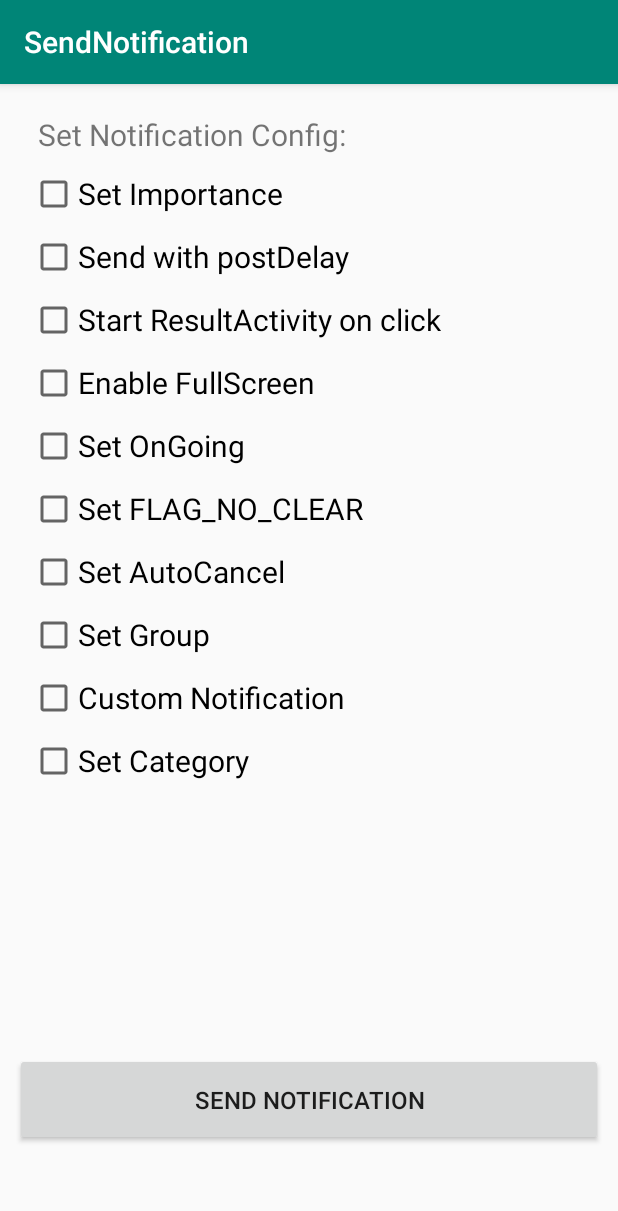
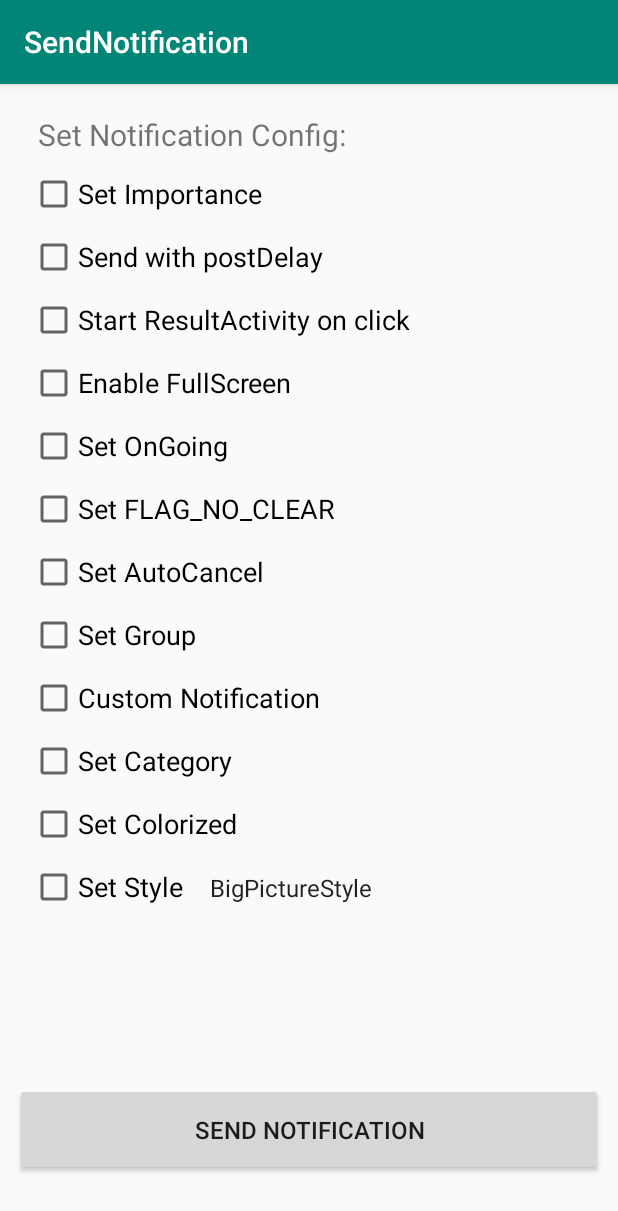
Before and after one commit to layonmartins/SendNotification, an Android app: the screen it shows after launch (MainActivity), on a phone screen of 412 x 824 dp. Shown: the top 1211 px of the screen. Run offline under Robolectric (Android 15) with nearby library versions, the phone set to English and light mode, and no system bars.

Commit message:
set the style of the notification setp 1

```diff
--- a/app/src/main/java/com/layon/android/sendnotification/MainActivity.java
+++ b/app/src/main/java/com/layon/android/sendnotification/MainActivity.java
@@ -10,6 +10,7 @@ import android.app.NotificationManager;
 import android.app.PendingIntent;
 import android.app.TaskStackBuilder;
 import android.content.Intent;
+import android.graphics.Color;
 import android.os.Build;
 import android.os.Bundle;
 import android.os.Handler;
@@ -21,6 +22,7 @@ import android.widget.RemoteViews;
 import android.widget.Spinner;
 import android.widget.TextView;
 import android.widget.Toast;
+import android.graphics.BitmapFactory;
 
 public class MainActivity extends AppCompatActivity {
 
@@ -43,12 +45,17 @@ public class MainActivity extends AppCompatActivity {
     CheckBox checkBox_custom;
     CheckBox checkBox_category;
     Spinner spinner_category;
+    CheckBox checkBox_colorized;
+    Spinner spinner_style;
+    CheckBox checkBox_style;
 
 
     @Override
     protected void onCreate(Bundle savedInstanceState) {
         super.onCreate(savedInstanceState);
         setContentView(R.layout.activity_main);
+
+        // TODO is to large list, create list like a RecycleView.
 
         // get Notification configs references
         checkBox_postDelayed = (CheckBox) findViewById(R.id.checkBox_postDelay);
@@ -65,6 +72,11 @@ public class MainActivity extends AppCompatActivity {
         checkBox_custom = (CheckBox) findViewById(R.id.checkBox_custom);
         checkBox_category = (CheckBox) findViewById(R.id.checkBox_category);
         spinner_category = (Spinner) findViewById(R.id.spinner_category);
+        checkBox_colorized = (CheckBox) findViewById(R.id.checkBox_colorized);
+        checkBox_style = (CheckBox) findViewById(R.id.checkBox_style);
+        spinner_style = (Spinner) findViewById(R.id.spinner_style);
+
+        // TODO continue here the style customization
 
         // set spinner_importance adapter
         ArrayAdapter<CharSequence> adapterImportance = ArrayAdapter.createFromResource(this,
@@ -86,6 +98,13 @@ public class MainActivity extends AppCompatActivity {
         adapterCategory.setDropDownViewResource(android.R.layout.simple_spinner_dropdown_item);
         spinner_category.setAdapter(adapterCategory);
         spinner_category.setSelection(1);
+
+        // set spinner_style adapter
+        ArrayAdapter<CharSequence> adapterStyle = ArrayAdapter.createFromResource(this,
+                R.array.style_array, android.R.layout.simple_dropdown_item_1line);
+        adapterStyle.setDropDownViewResource(android.R.layout.simple_spinner_dropdown_item);
+        spinner_style.setAdapter(adapterStyle);
+        spinner_style.setSelection(1);
 
     }
 
@@ -124,6 +143,7 @@ public class MainActivity extends AppCompatActivity {
         }
     }
 
+    // get the String Category of the notification
     public String getCategory(CharSequence importance) {
         switch (importance.toString()){
             case "call":
@@ -145,6 +165,20 @@ public class MainActivity extends AppCompatActivity {
             default:
                 return "notification";
         }
+    }
+
+    // get the style of the notification return the correct class.
+    public NotificationCompat.Style getStyle(CharSequence style) {
+        switch (style.toString()) {
+            case "BigTextStyle":
+                return new NotificationCompat.BigTextStyle().bigText(getString(R.string.notifi_text));
+            case "BigPictureStyle":
+                return new NotificationCompat.BigPictureStyle().bigPicture(BitmapFactory.decodeResource(getResources(), R.drawable.bigcat));
+            case "DecoratedCustomViewStyle":
+                return new NotificationCompat.DecoratedCustomViewStyle(); // It doesn't work wihtou set the custom Content View
+            // TODO finished the other styles of notifications...
+        }
+        return null;
     }
 
     //TODO disable landscape mode
@@ -181,6 +215,16 @@ public class MainActivity extends AppCompatActivity {
 
     }
 
+    //show the style spinner
+    public void onCheckBoxStyleClicked(View v){
+        if(checkBox_style.isChecked()){
+            spinner_style.setVisibility(View.VISIBLE);
+        } else {
+            spinner_style.setVisibility(View.GONE);
+        }
+
+    }
+
     //TODO refactoring...
     public void sendNotification(View v) {
 
@@ -195,11 +239,27 @@ public class MainActivity extends AppCompatActivity {
                 .setContentText(getString(R.string.notifi_text))
                 .setStyle(new NotificationCompat.BigTextStyle().bigText(getString(R.string.notifi_text)));
 
+
+        // TODO create a check box with a Spinner to chose the notificaiton style
+        // Doing
+
         // set category
         if(checkBox_category.isChecked()){
             builder.setCategory(getCategory(spinner_category.getSelectedItem().toString()));
         }
 
+        // set style
+        if(checkBox_style.isChecked()) {
+            builder.setStyle(getStyle(spinner_style.getSelectedItem().toString()));
+        }
+
+
+        // set colorized
+        if(checkBox_colorized.isChecked()) {
+            Log.d("layonf", "colorized");
+            builder.setColorized(true);
+            builder.setColor(Color.BLUE);
+        }
 
         if(checkBox_group.isChecked()) {
             //builder.setGroup(GROUP_KEY_WORK_EMAIL);
--- a/app/src/main/res/layout/activity_main.xml
+++ b/app/src/main/res/layout/activity_main.xml
@@ -187,6 +187,42 @@
 
     </Spinner>
 
+    <CheckBox
+        android:id="@+id/checkBox_colorized"
+        android:layout_width="wrap_content"
+        android:layout_height="wrap_content"
+        android:textSize="@dimen/config_text"
+        android:text="Set Colorized"
+        android:layout_marginTop="@dimen/margin_checkboxs"
+        app:layout_constraintStart_toStartOf="@id/checkBox_category"
+        app:layout_constraintTop_toBottomOf="@id/checkBox_category">
+    </CheckBox>
+
+    <CheckBox
+        android:id="@+id/checkBox_style"
+        android:layout_width="wrap_content"
+        android:layout_height="wrap_content"
+        android:textSize="@dimen/config_text"
+        android:text="Set Style"
+        android:onClick="onCheckBoxStyleClicked"
+        android:layout_marginTop="@dimen/margin_checkboxs"
+        app:layout_constraintStart_toStartOf="@id/checkBox_StartActivity"
+        app:layout_constraintTop_toBottomOf="@id/checkBox_colorized">
+    </CheckBox>
+
+    <Spinner
+        android:id="@+id/spinner_style"
+        android:layout_width="wrap_content"
+        android:layout_height="wrap_content"
+        android:layout_marginStart="10dp"
+        android:visibility="visible"
+        app:layout_constraintBaseline_toBaselineOf="@id/checkBox_style"
+        app:layout_constraintHorizontal_bias="0.0"
+        app:layout_constraintStart_toEndOf="@+id/checkBox_style"
+        app:layout_constraintEnd_toEndOf="parent">
+
+    </Spinner>
+
     <Button
         android:layout_width="match_parent"
         android:layout_height="wrap_content"
@@ -194,7 +230,7 @@
         android:onClick="sendNotification"
         android:textSize="16sp"
         android:padding="20dp"
-        android:layout_marginBottom="50dp"
+        android:layout_marginBottom="30dp"
         app:layout_constraintBottom_toBottomOf="parent"
         app:layout_constraintEnd_toEndOf="parent"
         app:layout_constraintStart_toStartOf="parent">
--- a/app/src/main/res/values/dimens.xml
+++ b/app/src/main/res/values/dimens.xml
@@ -1,6 +1,6 @@
 <?xml version="1.0" encoding="utf-8"?>
 <resources>
-    <dimen name="config_text">20sp</dimen>
+    <dimen name="config_text">18sp</dimen>
     <dimen name="margin_checkboxs">10dp</dimen>
     <dimen name="notifi_text">14sp</dimen>
 </resources>
--- a/app/src/main/res/values/strings.xml
+++ b/app/src/main/res/values/strings.xml
@@ -29,4 +29,13 @@
         <item>service</item>
         <item>reminder</item>
     </string-array>
+    <string-array name="style_array">
+        <item>BigTextStyle</item>
+        <item>BigPictureStyle</item>
+        <item>DecoratedCustomViewStyle</item>
+        <item>InboxStyle</item>
+        <item>MediaStyle</item>
+        <item>MessagingStyle</item>
+        <item>DecoratedMediaCustomViewStyle</item>
+    </string-array>
 </resources>
```
Also changed, not shown: app/src/main/res/drawable/bigcat.jpeg (added).
